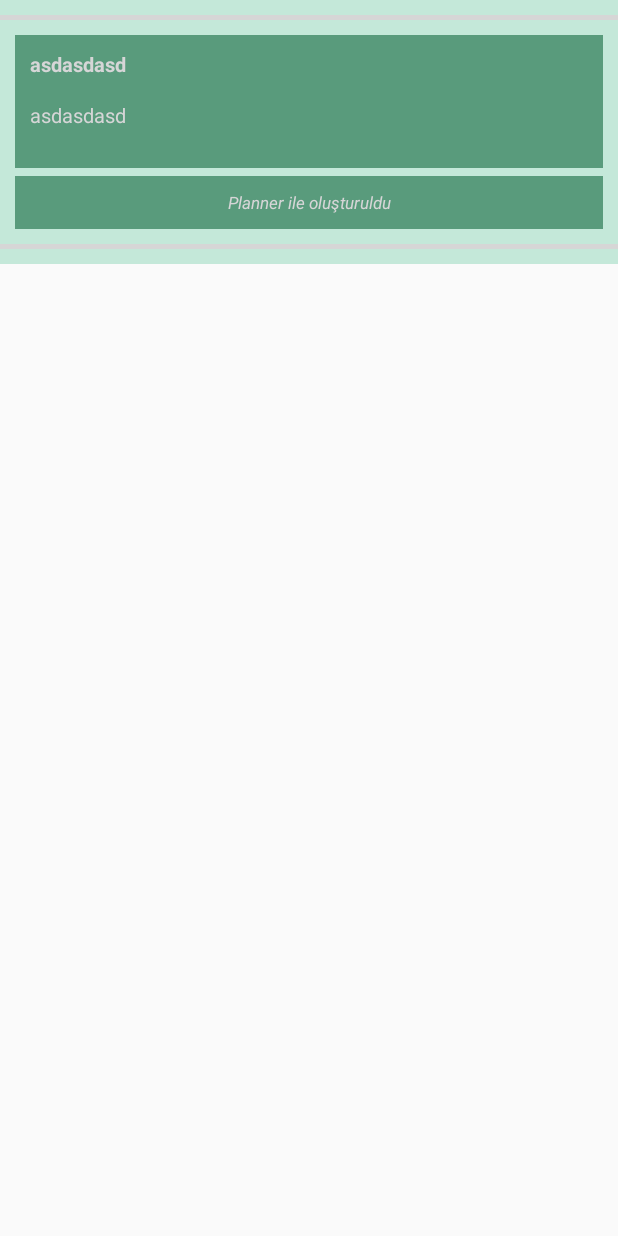
After one commit to busramacak/Planner, an Android app: the layout share_image_layout.xml on its own in the app's theme, with its tools: preview values and no code run, on a phone screen of 412 x 824 dp. The commit adds this screen. Run offline under Robolectric (Android 15) with nearby library versions, the phone set to English and light mode, and no system bars; grey boxes are pictures that could not be loaded.

Commit message:
Enable image sharing for notes with title and content integration
- Integrated title and content into designed layout for image sharing
- Converted layout to bitmap and shared as PNG

```diff
--- /dev/null
+++ b/app/src/main/res/layout/share_image_layout.xml
@@ -0,0 +1,66 @@
+<?xml version="1.0" encoding="utf-8"?>
+<LinearLayout xmlns:android="http://schemas.android.com/apk/res/android"
+    android:layout_width="match_parent"
+    android:layout_height="wrap_content"
+    android:background="#C4E8D9"
+    android:orientation="vertical">
+
+    <View
+        android:id="@+id/line1"
+        android:layout_width="match_parent"
+        android:layout_height="3dp"
+        android:layout_marginTop="10dp"
+        android:background="@color/white" />
+
+
+    <TextView
+        android:id="@+id/title"
+        android:layout_width="match_parent"
+        android:layout_height="wrap_content"
+        android:layout_marginHorizontal="10dp"
+        android:layout_marginTop="10dp"
+        android:textSize="13sp"
+        android:textStyle="bold"
+        android:textColor="@color/white"
+        android:paddingVertical="10dp"
+        android:paddingHorizontal="10dp"
+        android:background="#599B7C"
+        android:text="asdasdasd" />
+
+    <TextView
+        android:id="@+id/content"
+        android:layout_width="match_parent"
+        android:layout_height="wrap_content"
+        android:layout_marginHorizontal="10dp"
+        android:paddingTop="5dp"
+        android:textColor="@color/white"
+        android:textSize="13sp"
+        android:paddingHorizontal="10dp"
+        android:background="#599B7C"
+        android:minHeight="50dp"
+        android:text="asdasdasd" />
+
+    <TextView
+        android:layout_width="match_parent"
+        android:layout_height="wrap_content"
+        android:layout_marginHorizontal="10dp"
+        android:layout_marginTop="5dp"
+        android:paddingVertical="10dp"
+        android:textSize="11sp"
+        android:textStyle="italic"
+        android:textColor="@color/white"
+        android:textAlignment="center"
+        android:background="#599B7C"
+        android:text="Planner ile oluşturuldu" />
+
+
+    <View
+        android:id="@+id/line2"
+        android:layout_width="match_parent"
+        android:layout_height="3dp"
+        android:layout_marginTop="10dp"
+        android:layout_marginBottom="10dp"
+        android:background="@color/white" />
+
+
+</LinearLayout>
```
Also changed, not shown: app/src/main/AndroidManifest.xml (+12 -1 lines), app/src/main/java/com/bmprj/planner/ui/addNote/AddNoteFragment.kt (+72 -0 lines).
